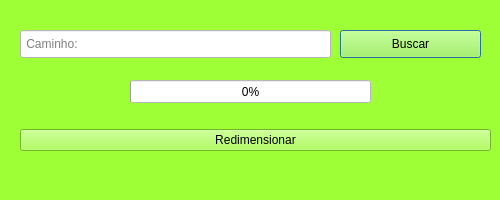
h0landa/Hulk, file hulk.ui: the form before one commit.
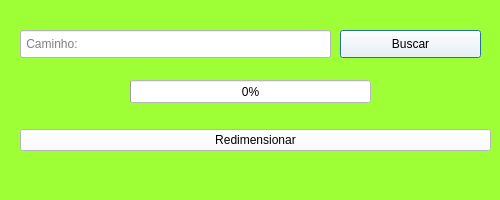
The form after the commit.

Commit message: Mudando Cor dos botões

```diff
--- a/hulk.ui
+++ b/hulk.ui
@@ -25,6 +25,9 @@
      <height>28</height>
     </rect>
    </property>
+   <property name="styleSheet">
+    <string notr="true">background-color: rgb(255, 255, 255);</string>
+   </property>
    <property name="text">
     <string>Buscar</string>
    </property>
@@ -58,6 +61,9 @@
    <layout class="QVBoxLayout" name="verticalLayout">
     <item>
      <widget class="QPushButton" name="redimensionar">
+      <property name="styleSheet">
+       <string notr="true">background-color: rgb(255, 255, 255);</string>
+      </property>
       <property name="text">
        <string>Redimensionar</string>
       </property>
```
The commit also changes 1 other file.
